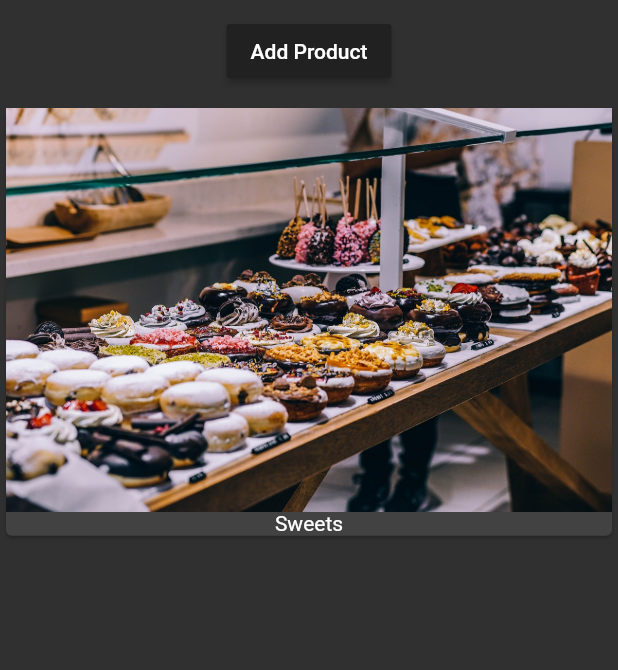
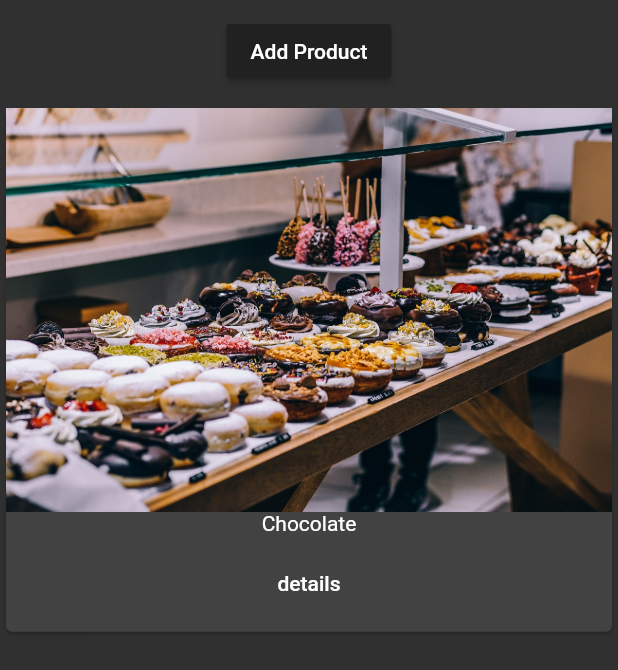
Before and after one commit to GianclaudioCarella/flutter_course, a Flutter app: the ProductManager widget shown alone on an empty page, opened directly, after a tap on "Add Product", on a phone screen of 412 x 824 dp. Shown: the top 670 px of the screen. Run offline on Flutter 3.47's test engine with Material 2 defaults, Android fonts, the phone set to English and light mode, and no system bars.

Commit message:
Navigation - part 1

```diff
--- a/lib/product_control.dart
+++ b/lib/product_control.dart
@@ -10,7 +10,7 @@ class ProductControl extends StatelessWidget {
     return RaisedButton(
             color: Theme.of(context).primaryColor,
             onPressed: () {
-              addProduct('Sweets');
+              addProduct({'title': 'Chocolate', 'image': 'assets/food.jpg' });
             },
             child: Text('Add Product'),
           );
--- a/lib/product_manager.dart
+++ b/lib/product_manager.dart
@@ -4,7 +4,7 @@ import './products.dart';
 import './product_control.dart';
 
 class ProductManager extends StatefulWidget {
-  final String startingProduct;
+  final Map<String, String> startingProduct;
 
   ProductManager({this.startingProduct}) {
     print('[ProductManager Widget] Constructor');
@@ -18,7 +18,7 @@ class ProductManager extends StatefulWidget {
 }
 
 class _ProductManagerState extends State<ProductManager> {
-  List<String> _products = [];
+  List<Map<String, String>> _products = [];
 
   @override
   void initState() {
@@ -35,9 +35,15 @@ class _ProductManagerState extends State<ProductManager> {
     super.didUpdateWidget(oldWidget);
   }
 
-  void _addProduct(String product) {
+  void _addProduct(Map<String, String> product) {
     setState(() {
       _products.add(product);
+    });
+  }
+
+  void _deleteProduct(int index) {
+    setState(() {
+      _products.removeAt(index);
     });
   }
 
@@ -49,7 +55,7 @@ class _ProductManagerState extends State<ProductManager> {
         Container(
             margin: EdgeInsets.all(10.0),
             child: ProductControl(_addProduct)),
-        Expanded(child: Products(_products))
+        Expanded(child: Products(_products, deleteProduct: _deleteProduct))
       ],
     );
   }
--- a/lib/products.dart
+++ b/lib/products.dart
@@ -1,9 +1,12 @@
 import 'package:flutter/material.dart';
 
+import './pages/product.dart';
+
 class Products extends StatelessWidget {
-  final List<String> products;
+  final List<Map<String, String>> products;
+  final Function deleteProduct;
 
-  Products([this.products = const []]) {
+  Products(this.products, {this.deleteProduct}) {
     print('[Products Widget] Constructor');
   }
 
@@ -11,8 +14,27 @@ class Products extends StatelessWidget {
     return Card(
       child: Column(
         children: <Widget>[
-          Image.asset('assets/food.jpg'),
-          Text(products[index]),
+          Image.asset(products[index]['image']),
+          Text(products[index]['title']),
+          ButtonBar(
+            alignment: MainAxisAlignment.center,
+            children: <Widget>[
+              FlatButton(
+                child: Text('details'),
+                onPressed: () => Navigator.push<bool>(
+                      context,
+                      MaterialPageRoute(
+                        builder: (context) => ProductPage(
+                            products[index]['title'], products[index]['image']),
+                      ),
+                    ).then((bool value) {
+                      if(value){
+                        deleteProduct(index);
+                      }
+                    }),
+              )
+            ],
+          )
         ],
       ),
     );
```
Also changed, not shown: lib/main.dart (+2 -7 lines), lib/pages/auth.dart (added, +27 -0 lines), lib/pages/product.dart (added, +40 -0 lines), lib/pages/products.dart (added, +36 -0 lines), lib/pages/products_admin.dart (added, +15 -0 lines).
